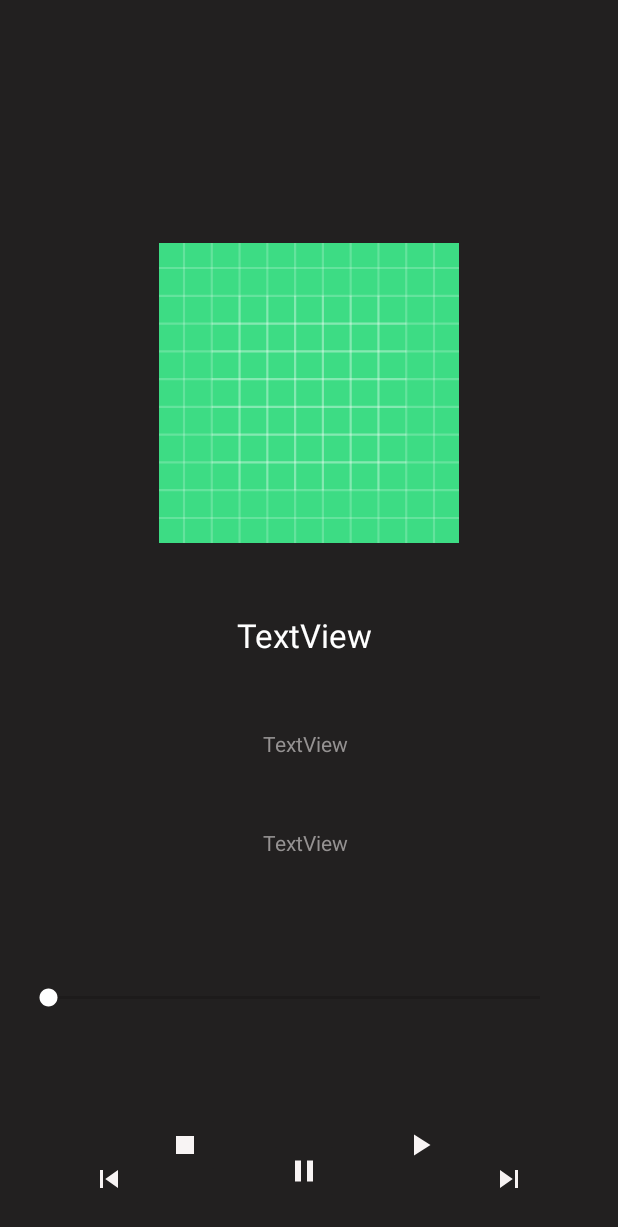
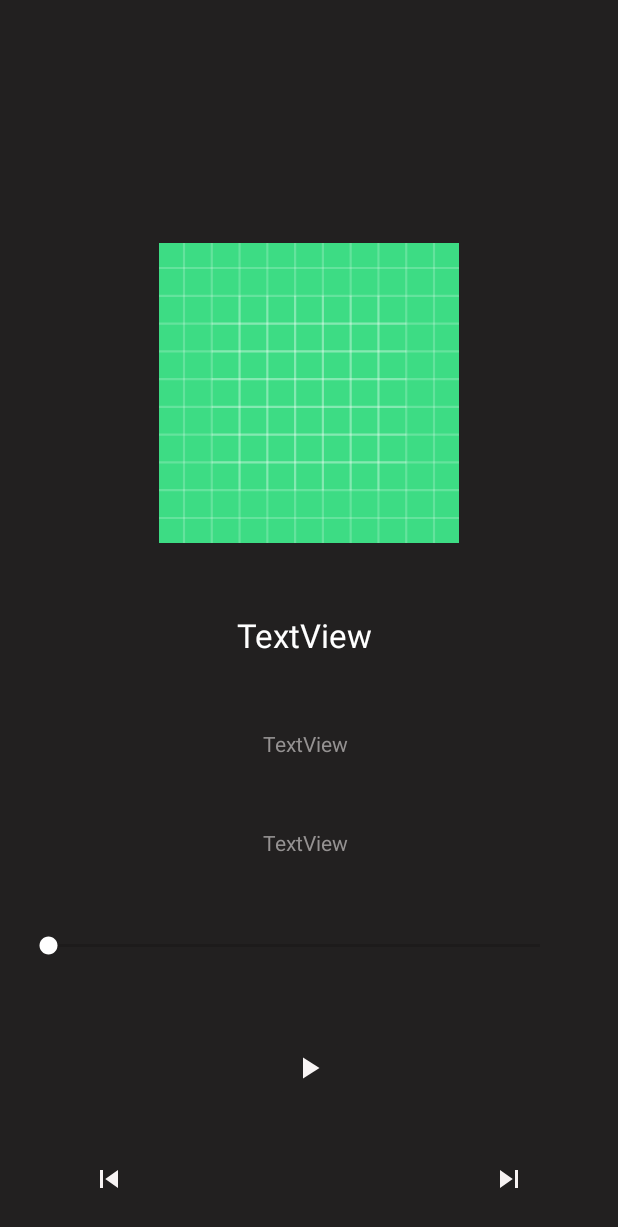
Before and after one commit to Dinozavrog/AndroidLab-2022, an Android app: the layout fragment_song.xml on its own in the app's theme, with its tools: preview values and no code run, on a phone screen of 412 x 824 dp. Shown: the top 1227 px of the screen. Run offline under Robolectric (Android 15) with nearby library versions, the phone set to English and light mode, and no system bars.

Commit message:
уфф я устала

```diff
--- a/app/src/main/AndroidManifest.xml
+++ b/app/src/main/AndroidManifest.xml
@@ -20,7 +20,6 @@
             android:name=".HelloService"
             android:enabled="true"
             android:exported="false"
-            android:process=":music"
             android:foregroundServiceType="mediaPlayback" />
 
         <activity
--- a/app/src/main/res/layout/fragment_song.xml
+++ b/app/src/main/res/layout/fragment_song.xml
@@ -65,49 +65,18 @@
         app:layout_constraintTop_toBottomOf="@+id/textView2" />
 
     <ImageButton
-        android:id="@+id/ib_pause"
-        android:layout_width="wrap_content"
-        android:layout_height="wrap_content"
-        android:layout_marginStart="170dp"
-        android:layout_marginTop="182dp"
-        android:layout_marginEnd="10dp"
-        android:layout_marginBottom="16dp"
-        android:backgroundTint="@color/back"
-        android:src="@drawable/ic_baseline_pause_24"
-        app:layout_constraintBottom_toBottomOf="parent"
-        app:layout_constraintEnd_toStartOf="@+id/ib_play"
-        app:layout_constraintStart_toStartOf="parent"
-        app:layout_constraintTop_toBottomOf="@+id/tv_type" />
-
-    <ImageButton
-        android:id="@+id/ib_stop"
-        android:layout_width="wrap_content"
-        android:layout_height="wrap_content"
-        android:layout_marginStart="99dp"
-        android:layout_marginTop="356dp"
-        android:layout_marginEnd="32dp"
-        android:layout_marginBottom="16dp"
-        android:backgroundTint="@color/back"
-        android:src="@drawable/ic_baseline_stop_24"
-        app:layout_constraintBottom_toBottomOf="parent"
-        app:layout_constraintEnd_toStartOf="@+id/ib_pause"
-        app:layout_constraintStart_toStartOf="parent"
-        app:layout_constraintTop_toBottomOf="@+id/iv_img" />
-
-    <ImageButton
         android:id="@+id/ib_play"
         android:layout_width="wrap_content"
         android:layout_height="wrap_content"
-        android:layout_marginStart="10dp"
-        android:layout_marginTop="356dp"
-        android:layout_marginEnd="99dp"
-        android:layout_marginBottom="16dp"
+        android:layout_marginStart="182dp"
+        android:layout_marginTop="600dp"
+        android:layout_marginEnd="182dp"
         android:backgroundTint="@color/back"
         android:src="@drawable/ic_baseline_play_arrow_24"
         app:layout_constraintBottom_toBottomOf="parent"
         app:layout_constraintEnd_toEndOf="parent"
-        app:layout_constraintStart_toEndOf="@+id/ib_pause"
-        app:layout_constraintTop_toBottomOf="@+id/iv_img" />
+        app:layout_constraintStart_toStartOf="parent"
+        app:layout_constraintTop_toTopOf="parent" />
 
     <ImageButton
         android:id="@+id/ib_next"
@@ -151,7 +120,7 @@
         android:max="100"
         android:progress="0"
         android:thumbTint="@color/white"
-        app:layout_constraintBottom_toTopOf="@+id/ib_pause"
+        app:layout_constraintBottom_toTopOf="@+id/ib_play"
         app:layout_constraintEnd_toEndOf="parent"
         app:layout_constraintHorizontal_bias="0.313"
         app:layout_constraintStart_toStartOf="parent"
```
Also changed, not shown: app/src/main/java/com/example/androidlab_2022/HelloService.kt (+197 -197 lines), app/src/main/java/com/example/androidlab_2022/SongFragment.kt (+57 -112 lines).
